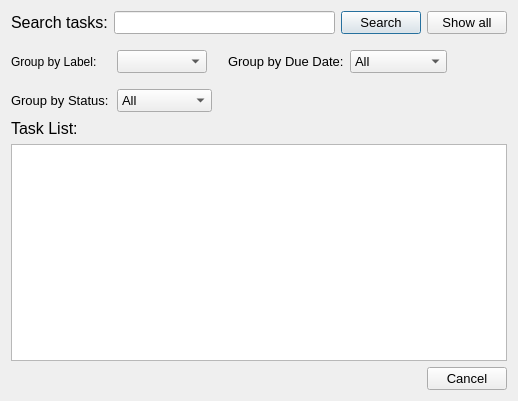
Above: ui/search.ui from VicMbugua/TaskManagementSystem before the change. Below: the same form after it.
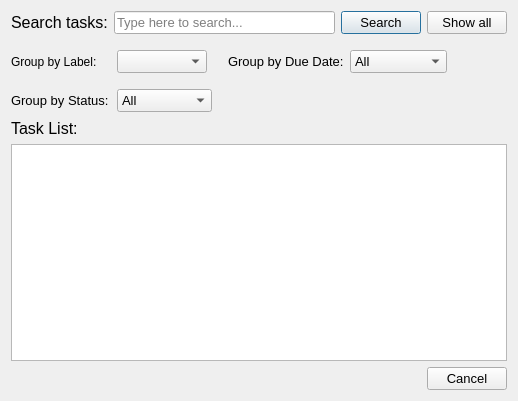
That is the form after the change.

Patch:
```diff
--- a/ui/search.ui
+++ b/ui/search.ui
@@ -40,7 +40,11 @@
       </widget>
      </item>
      <item>
-      <widget class="QLineEdit" name="task_search"/>
+      <widget class="QLineEdit" name="task_search">
+       <property name="placeholderText">
+        <string>Type here to search...</string>
+       </property>
+      </widget>
      </item>
      <item>
       <widget class="QPushButton" name="search_btn_2">
```
